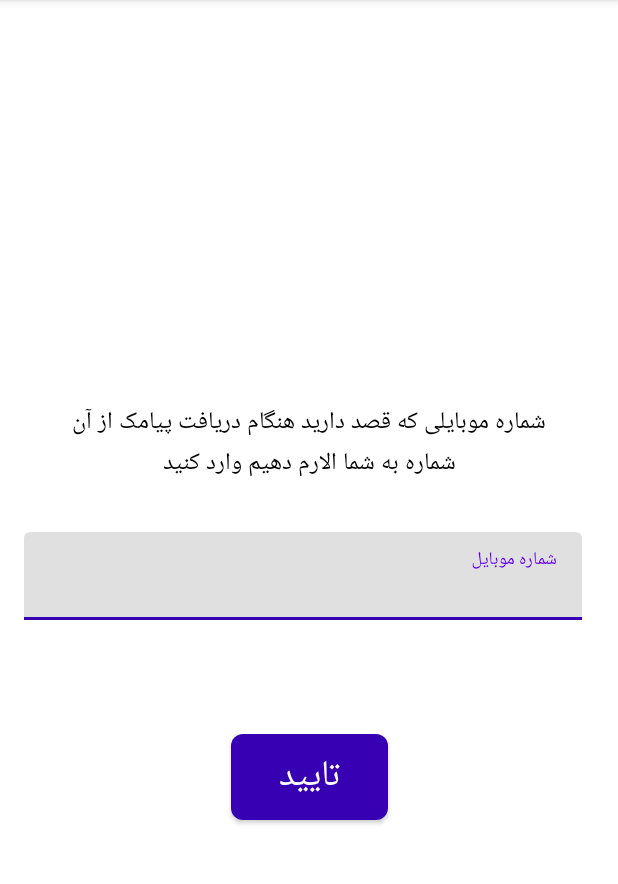
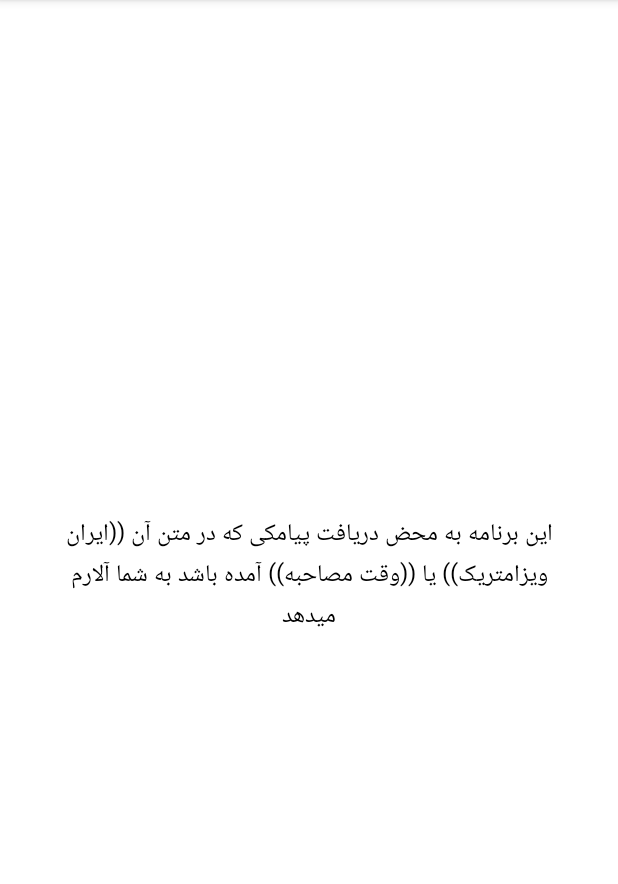
Before and after one commit to mohammadyt9731/smsAlarm, an Android app: the screen it shows after launch (MainActivity), on a phone screen of 412 x 824 dp, the part 84-968 px from its top. Run offline under Robolectric (Android 15) with nearby library versions, the phone set to English and light mode, and no system bars.

Commit message:
update app:use smsMessage for filter

```diff
--- a/app/src/main/java/com/ddt/smsalarm/MainActivity.kt
+++ b/app/src/main/java/com/ddt/smsalarm/MainActivity.kt
@@ -20,7 +20,7 @@ import com.ddt.smsalarm.databinding.ActivityMainBinding
 class MainActivity : AppCompatActivity() {
     private val REQUEST_CODE = 111
     private lateinit var binding: ActivityMainBinding
-    private var sharedPreferences: SharedPreferences? = null
+
     override fun onCreate(savedInstanceState: Bundle?) {
         super.onCreate(savedInstanceState)
         binding = ActivityMainBinding.inflate(layoutInflater, null, false)
@@ -28,9 +28,6 @@ class MainActivity : AppCompatActivity() {
 
         getSmsPermission()
         checkScreenOverlaysPermission()
-        init()
-        initLastPhoneNumber()
-        setOnClick()
     }
 
     private fun getSmsPermission() {
@@ -55,24 +52,6 @@ class MainActivity : AppCompatActivity() {
             }
     }
 
-    private fun init() {
-        sharedPreferences = getSharedPreferences("myShared", Context.MODE_PRIVATE)
-    }
-
-    private fun initLastPhoneNumber() {
-        binding.apply {
-        val phoneNumber = sharedPreferences?.getString("phoneNumber", "empty")
-        if (phoneNumber != "empty") {
-           tvLastPhoneNumber.text = phoneNumber
-        }
-        else
-        {
-            tvLastPhoneNumberTitle.visibility= View.INVISIBLE
-            tvLastPhoneNumber.visibility= View.INVISIBLE
-        }
-        }
-    }
-
     private fun showGetPermissionDialog() {
 
         AlertDialog.Builder(this)
@@ -92,24 +71,6 @@ class MainActivity : AppCompatActivity() {
             .show()
     }
 
-    private fun setOnClick() {
-
-        binding.apply {
-            btnVerify.setOnClickListener {
-                if (etPhoneNumber.text.toString().isBlank()) {
-                    etPhoneNumber.error = "یک شماره معتبر وارد کنید"
-                    return@setOnClickListener
-                }
-                val phoneNumber = etPhoneNumber.text.toString()
-                sharedPreferences?.edit()?.putString("phoneNumber", phoneNumber)?.apply()
-                Toast.makeText(this@MainActivity, "ثبت شد", Toast.LENGTH_LONG).show()
-
-                etPhoneNumber.setText("")
-                initLastPhoneNumber()
-            }
-        }
-    }
-
     override fun onActivityResult(requestCode: Int, resultCode: Int, data: Intent?) {
         super.onActivityResult(requestCode, resultCode, data)
         if (requestCode == REQUEST_CODE) {
--- a/app/src/main/java/com/ddt/smsalarm/SmsReceiver.kt
+++ b/app/src/main/java/com/ddt/smsalarm/SmsReceiver.kt
@@ -3,9 +3,7 @@ package com.ddt.smsalarm
 import android.content.BroadcastReceiver
 import android.content.Context
 import android.content.Intent
-import android.content.SharedPreferences
 import android.telephony.gsm.SmsMessage
-import android.util.Log
 
 
 class SmsReceiver : BroadcastReceiver() {
@@ -14,16 +12,16 @@ class SmsReceiver : BroadcastReceiver() {
         if (intent.action.equals("android.provider.Telephony.SMS_RECEIVED")) {
             val bundle = intent.extras
             val msg: Array<SmsMessage?>
-                var smsFrom: String
             if (bundle != null) {
                 try {
                     val mPdus = bundle["pdus"] as Array<*>?
                     msg = arrayOfNulls(mPdus!!.size)
                     for (i in mPdus.indices) {
                         msg[i] = SmsMessage.createFromPdu(mPdus[i] as ByteArray)
-                            smsFrom = msg[i]?.getOriginatingAddress() ?: ""
-                            val smsBody = msg[i]?.messageBody ?: ""
-                            checkPhoneNumber(context, smsFrom, smsBody)
+                        val messageBody = msg[i]?.messageBody ?: ""
+                        if (context != null) {
+                            checkPhoneNumber(context, messageBody)
+                        }
                     }
                 } catch (e: Exception) {
                     e.printStackTrace()
@@ -32,19 +30,17 @@ class SmsReceiver : BroadcastReceiver() {
         }
     }
 
-    private fun checkPhoneNumber(context: Context?, phoneNumber: String, message: String) {
-        val sharedPreferences: SharedPreferences? =
-            context?.getSharedPreferences("myShared", Context.MODE_PRIVATE)
-        if (phoneNumber == sharedPreferences?.getString("phoneNumber", "empty")) {
+    private fun checkPhoneNumber(context: Context, messageBody: String) {
+        if (messageBody.contains("ایران ویزامتریک")
+            || messageBody.contains("وقت مصاحبه")) {
 
             val alarmActivityIntent =
                 Intent(context, AlarmActivity::class.java)
             alarmActivityIntent.addFlags(Intent.FLAG_ACTIVITY_NEW_TASK)
             alarmActivityIntent.addFlags(Intent.FLAG_ACTIVITY_REORDER_TO_FRONT)
             alarmActivityIntent.addFlags(Intent.FLAG_ACTIVITY_NO_HISTORY)
-            alarmActivityIntent.putExtra("message", message)
+            alarmActivityIntent.putExtra("message", messageBody)
             context.startActivity(alarmActivityIntent)
         }
-
     }
 }
--- a/app/src/main/res/layout/activity_main.xml
+++ b/app/src/main/res/layout/activity_main.xml
@@ -7,81 +7,15 @@
     tools:context=".MainActivity">
 
     <TextView
-        android:layout_width="0dp"
-        android:layout_height="wrap_content"
-        android:layout_marginBottom="32dp"
+        android:layout_width="match_parent"
+        android:layout_height="match_parent"
         android:gravity="center"
         android:paddingHorizontal="32dp"
         android:text="@string/description"
         android:textColor="@color/black"
         android:textSize="16sp"
-        app:layout_constraintBottom_toTopOf="@id/tilPhoneNumber"
-        app:layout_constraintLeft_toLeftOf="@id/tilPhoneNumber"
-        app:layout_constraintRight_toRightOf="@id/tilPhoneNumber" />
+        />
 
-    <com.google.android.material.textfield.TextInputLayout
-        android:id="@+id/tilPhoneNumber"
-        android:layout_width="match_parent"
-        android:layout_height="wrap_content"
-        android:layout_marginHorizontal="16dp"
-        android:hint="@string/phoneNumber"
-        android:paddingRight="8dp"
-        app:boxStrokeColor="@color/purple_700"
-        app:layout_constraintBottom_toBottomOf="parent"
-        app:layout_constraintTop_toTopOf="parent">
-
-        <com.google.android.material.textfield.TextInputEditText
-            android:id="@+id/etPhoneNumber"
-            android:layout_width="match_parent"
-            android:layout_height="wrap_content"
-            android:inputType="text"
-            android:textColor="@color/black"
-            android:textSize="18sp" />
-
-    </com.google.android.material.textfield.TextInputLayout>
-
-    <TextView
-        android:id="@+id/tvLastPhoneNumberTitle"
-        android:layout_width="wrap_content"
-        android:layout_height="wrap_content"
-        android:layout_marginTop="16dp"
-        android:gravity="right"
-        android:text="@string/lastPhoneNumber"
-        android:textColor="@color/black"
-        android:textSize="14sp"
-        android:layout_marginRight="8dp"
-        app:layout_constraintRight_toRightOf="@id/tilPhoneNumber"
-        app:layout_constraintTop_toBottomOf="@id/tilPhoneNumber" />
-
-    <TextView
-        android:id="@+id/tvLastPhoneNumber"
-        android:layout_width="0dp"
-        android:layout_height="wrap_content"
-        android:layout_marginRight="4dp"
-        android:gravity="right"
-        android:text="@string/samplePhoneNumber"
-        android:textColor="@color/black"
-        android:textSize="14sp"
-        app:layout_constraintBottom_toBottomOf="@id/tvLastPhoneNumberTitle"
-        app:layout_constraintLeft_toLeftOf="@id/tilPhoneNumber"
-        app:layout_constraintRight_toLeftOf="@id/tvLastPhoneNumberTitle"
-        app:layout_constraintTop_toTopOf="@id/tvLastPhoneNumberTitle" />
-
-    <com.google.android.material.button.MaterialButton
-        android:id="@+id/btnVerify"
-        android:layout_width="wrap_content"
-        android:layout_height="wrap_content"
-        android:layout_marginTop="32dp"
-        android:paddingHorizontal="32dp"
-        android:paddingVertical="8dp"
-        android:text="@string/verify"
-        android:textColor="@color/white"
-        android:textSize="24sp"
-        app:backgroundTint="@color/purple_700"
-        app:cornerRadius="8sp"
-        app:layout_constraintLeft_toLeftOf="parent"
-        app:layout_constraintRight_toRightOf="parent"
-        app:layout_constraintTop_toBottomOf="@id/tvLastPhoneNumber" />
 
 
 </androidx.constraintlayout.widget.ConstraintLayout>
--- a/app/src/main/res/values/strings.xml
+++ b/app/src/main/res/values/strings.xml
@@ -1,14 +1,10 @@
 <resources>
     <string name="app_name">SmsAlarm</string>
-    <string name="phoneNumber">شماره موبایل</string>
-    <string name="verify">تایید</string>
-    <string name="description">شماره موبایلی که قصد دارید هنگام دریافت پیامک از آن شماره به شما الارم دهیم وارد کنید</string>
+    <string name="description">این برنامه به محض دریافت پیامکی که در متن آن ((ایران ویزامتریک)) یا ((وقت مصاحبه)) آمده باشد به شما آلارم میدهد</string>
     <string name="close">بستن</string>
     <string name="sampleSms">متن پیامک</string>
     <string name="get_permission">دریافت مجوز Screen Overlays</string>
     <string name="getOverlaysPermission">جهت نمایش صفحه یادآور دارو نیاز به مجوز نمایش روی سایر برنامه ها میباشد</string>
     <string name="givePermission">دادن مجوز</string>
     <string name="cancel">لغو</string>
-    <string name="lastPhoneNumber">آخرین شماره : </string>
-    <string name="samplePhoneNumber">+985555555</string>
 </resources>
```
Lines whose indentation alone changed are shown as unchanged.
